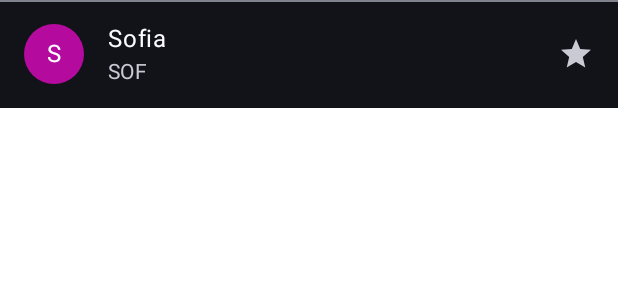
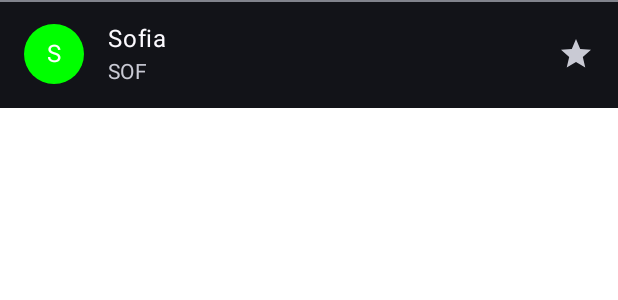
Before and after one commit to omer358/Flight-Search-App, an Android app built with Jetpack Compose: the @Preview function AvatarListItemPreview, on a phone screen of 412 x 824 dp. Shown: the top 300 px of the screen. Run offline under Robolectric (Android 15) with nearby library versions, the phone set to English and light mode, and no system bars; our stand-ins replace Room's generated code.

Commit message:
use static set of colors for avatars

```diff
--- a/app/src/main/java/com/example/flightsearchapp/ui/screens/FlightSearchScreen.kt
+++ b/app/src/main/java/com/example/flightsearchapp/ui/screens/FlightSearchScreen.kt
@@ -114,12 +114,17 @@ fun SearchBarExample(
 
 @Composable
 fun AirPortListItem(airport: AirPort, modifier: Modifier = Modifier) {
-    val randomColor = remember(airport.id) { generateRandomColor() }
+    val colorIndex = remember {
+    airport.id % staticColors.size}
+    Log.i(TAG, "AirPortListItem: $colorIndex")
+    val color = remember {
+        staticColors[colorIndex]
+    }
     ListItem(
         leadingContent = {
             // Display the first letter of the name in a circle
             val firstLetter = airport.name.first().toString()
-            CircleAvatar(letter = firstLetter, color = randomColor)
+            CircleAvatar(letter = firstLetter, color = color)
         },
         headlineContent = { Text(text = airport.name) },
         supportingContent = { Text(text = airport.iataCode) },
@@ -132,6 +137,16 @@ fun AirPortListItem(airport: AirPort, modifier: Modifier = Modifier) {
     )
     Divider()
 }
+
+
+val staticColors = listOf(
+    Color.Red,
+    Color.Green,
+    Color.Blue,
+    Color.Yellow,
+    Color.Magenta,
+    Color.Cyan
+)
 
 @Composable
 fun CircleAvatar(letter: String, color: Color) {
```
